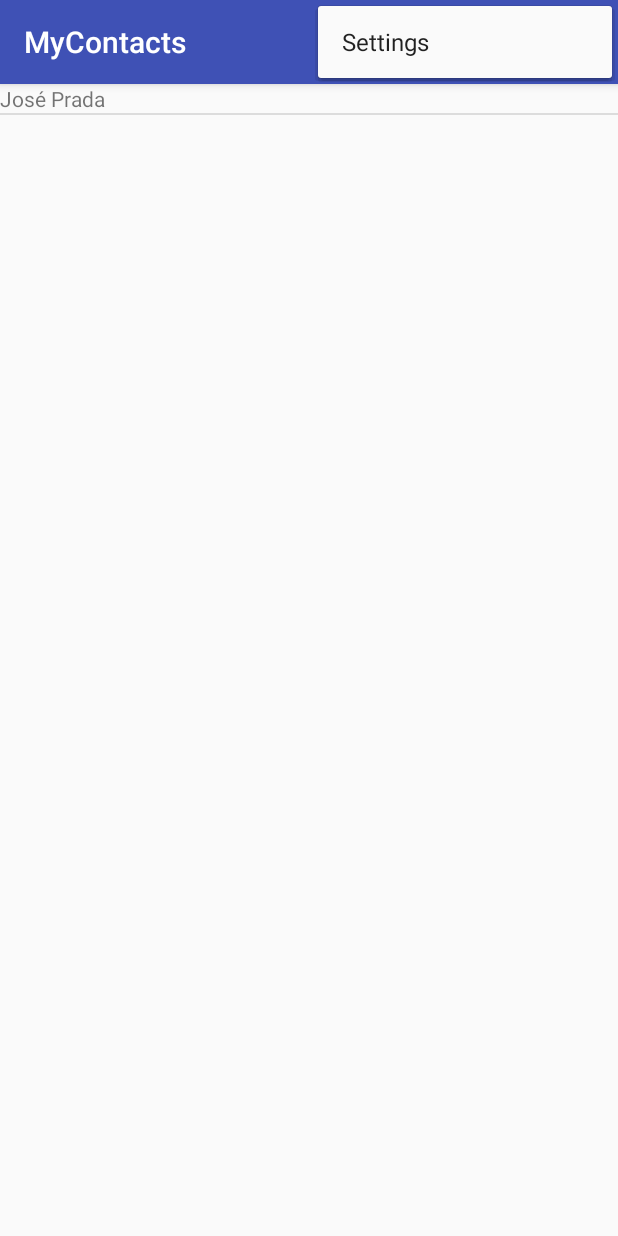
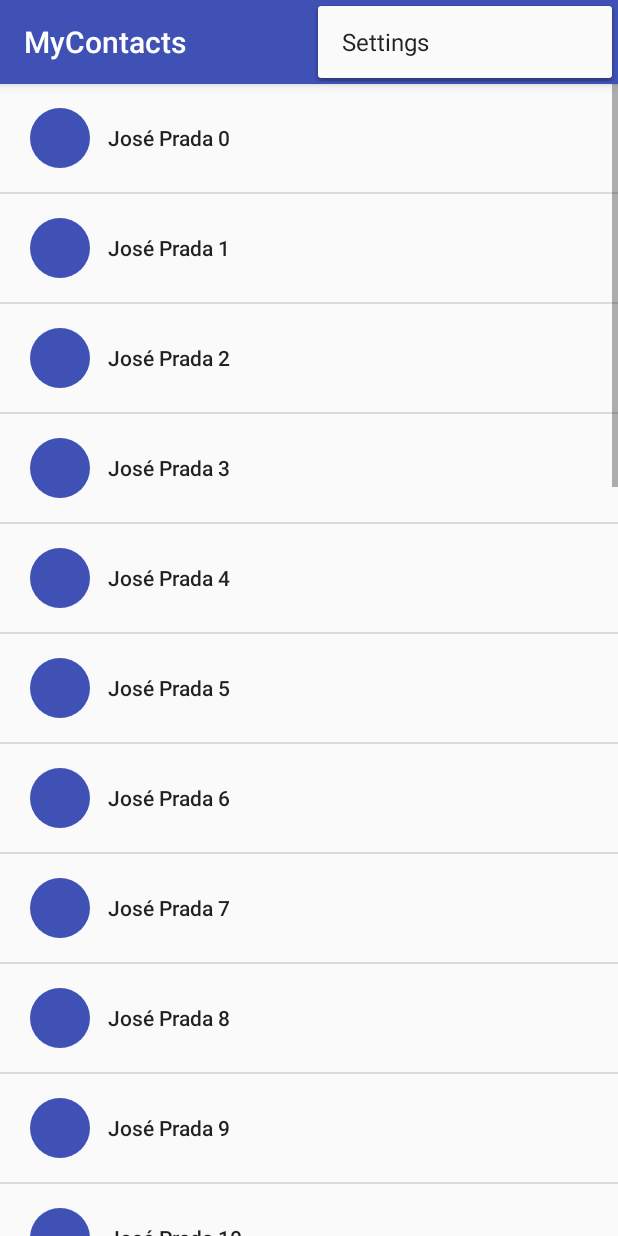
Before and after one commit to jjprada/MyContacts, an Android app: the screen it shows after launch (ContactListActivity), with the options menu open, on a phone screen of 412 x 824 dp. Run offline under Robolectric (Android 15) with nearby library versions, the phone set to English and light mode, and no system bars.

Commit message:
S13L11 - Recap

```diff
--- a/app/src/main/java/com/jjprada/mycontacts/ContactListActivity.java
+++ b/app/src/main/java/com/jjprada/mycontacts/ContactListActivity.java
@@ -6,6 +6,7 @@ import android.view.Menu;
 import android.view.MenuItem;
 import android.view.View;
 import android.view.ViewGroup;
+import android.widget.AbsListView;
 import android.widget.Adapter;
 import android.widget.ArrayAdapter;
 import android.widget.ListView;
@@ -22,13 +23,38 @@ public class ContactListActivity extends ActionBarActivity {
         setContentView(R.layout.activity_contact_list);
 
         ArrayList<Contact> contacts = new ArrayList<>();
-        Contact contact1 = new Contact();
+       /* Contact contact1 = new Contact();
         contact1.setName("José Prada");
-        contacts.add(contact1);
+        contacts.add(contact1);*/
+
+        for (int i = 0; i < 30; i++) {
+            Contact contact1 = new Contact();
+            contact1.setName("José Prada "+i);
+            contacts.add(contact1);
+        }
 
 
         ListView listView = (ListView)findViewById(R.id.contact_list_view);
         listView.setAdapter(new ContactAdapter(contacts));
+
+        listView.setOnScrollListener(new AbsListView.OnScrollListener() {
+            int previousFirstItem = 0;
+
+            @Override
+            public void onScrollStateChanged(AbsListView view, int scrollState) {
+
+            }
+
+            @Override
+            public void onScroll(AbsListView view, int firstVisibleItem, int visibleItemCount, int totalItemCount) {
+                if (firstVisibleItem > previousFirstItem){
+                    getSupportActionBar().hide();
+                } else if (firstVisibleItem < previousFirstItem) {
+                    getSupportActionBar().show();
+                }
+                previousFirstItem = firstVisibleItem;
+            }
+        });
 
 
     }
--- /dev/null
+++ b/app/src/main/res/drawable/avatar_shape.xml
@@ -0,0 +1,7 @@
+<?xml version="1.0" encoding="utf-8"?>
+<shape
+    xmlns:android="http://schemas.android.com/apk/res/android"
+    android:shape="oval">
+
+    <solid android:color="@color/primary"/>
+</shape>
--- a/app/src/main/res/layout/contact_list_row.xml
+++ b/app/src/main/res/layout/contact_list_row.xml
@@ -1,12 +1,25 @@
 <?xml version="1.0" encoding="utf-8"?>
-<LinearLayout xmlns:android="http://schemas.android.com/apk/res/android"
-              android:orientation="vertical"
-              android:layout_width="wrap_content"
-              android:layout_height="wrap_content">
+<RelativeLayout xmlns:android="http://schemas.android.com/apk/res/android"
+                android:layout_width="match_parent"
+                android:layout_height="@dimen/row_height"
+                android:orientation="horizontal"
+                android:paddingLeft="@dimen/activity_vertical_margin"
+                android:paddingRight="@dimen/activity_vertical_margin">
+
+    <ImageView
+        android:layout_centerVertical="true"
+        android:layout_width="@dimen/avatar_size"
+        android:layout_height="@dimen/avatar_size"
+        android:padding="@dimen/avatar_padding"
+        android:src="@drawable/avatar_shape"/>
 
     <TextView
+        android:layout_centerVertical="true"
         android:id="@+id/contact_row_name"
         android:layout_width="wrap_content"
-        android:layout_height="wrap_content"/>
+        android:layout_height="wrap_content"
+        android:layout_marginLeft="@dimen/vertical_inner_margin"
+        android:textAppearance="@style/TextAppearance.AppCompat.Body2"
+        android:text="jjprada"/>
 
-</LinearLayout>
+</RelativeLayout>
--- a/app/src/main/res/values/dimens.xml
+++ b/app/src/main/res/values/dimens.xml
@@ -2,4 +2,13 @@
     <!-- Default screen margins, per the Android Design guidelines. -->
     <dimen name="activity_horizontal_margin">16dp</dimen>
     <dimen name="activity_vertical_margin">16dp</dimen>
+
+    <dimen name="vertical_small_margin">16dp</dimen>
+    <dimen name="vertical_large_margin">72dp</dimen>
+    <dimen name="vertical_inner_margin">56dp</dimen>        // Si ya tenemos un padding de 16 en un elemento superior, al inferior le aplicamos este (16+56 = 72)
+
+    <dimen name="avatar_size">48dp</dimen>
+    <dimen name="avatar_padding">4dp</dimen>
+
+    <dimen name="row_height">72dp</dimen>
 </resources>
--- a/app/src/main/res/values/styles.xml
+++ b/app/src/main/res/values/styles.xml
@@ -7,4 +7,9 @@
         <item name="colorPrimaryDark">@color/primaryDark</item>
     </style>
 
+    <style name="BoldText">
+        <item name="android:textSize">14sp</item>
+        <item name="android:textStyle">bold</item>
+    </style>
+
 </resources>
```
